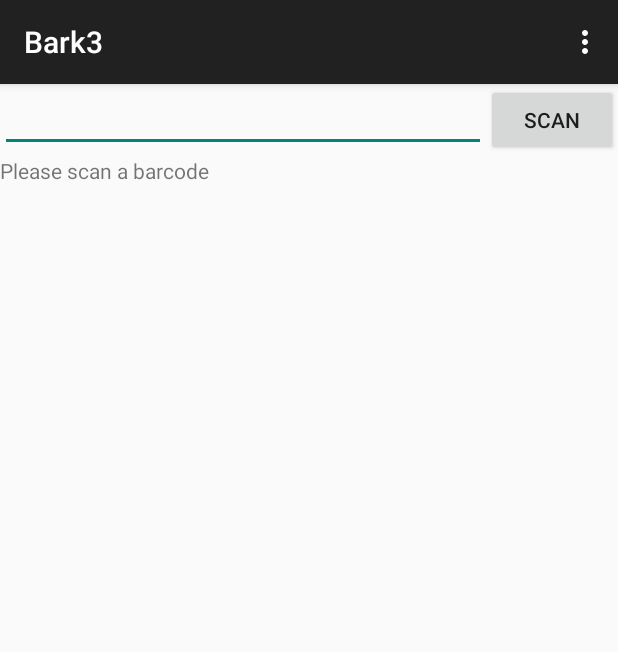
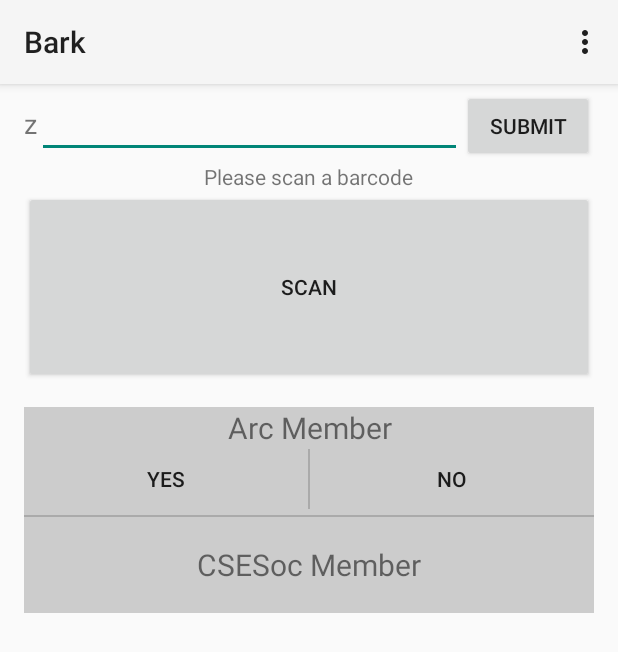
Before and after one commit to csesoc/bark-android, an Android app: the screen it shows after launch (MainActivity), on a phone screen of 412 x 824 dp. Shown: the top 652 px of the screen. Run offline under Robolectric (Android 15) with nearby library versions, the phone set to English and light mode, and no system bars.

Commit message:
now its better

```diff
--- a/Bark3/build.gradle
+++ b/Bark3/build.gradle
@@ -3,7 +3,7 @@ buildscript {
         mavenCentral()
     }
     dependencies {
-        classpath 'com.android.tools.build:gradle:0.6.+'
+        classpath 'com.android.tools.build:gradle:0.9.+'
     }
 }
 apply plugin: 'android'
--- a/Bark3/src/main/AndroidManifest.xml
+++ b/Bark3/src/main/AndroidManifest.xml
@@ -5,7 +5,7 @@
     android:versionName="1.0" >
 
     <uses-sdk
-        android:minSdkVersion="7"
+        android:minSdkVersion="11"
         android:targetSdkVersion="19" />
     <uses-permission android:name="android.permission.INTERNET" />
     <application
--- a/Bark3/src/main/res/layout/activity_main.xml
+++ b/Bark3/src/main/res/layout/activity_main.xml
@@ -8,47 +8,100 @@
     <LinearLayout
         android:orientation="vertical"
         android:layout_width="fill_parent"
-        android:layout_height="fill_parent">
-
+        android:layout_height="fill_parent"
+        android:paddingLeft="16dp"
+        android:paddingRight="16dp"
+        android:paddingBottom="4dp"
+        android:paddingTop="4dp" >
         <LinearLayout
             android:orientation="horizontal"
             android:layout_width="fill_parent"
             android:layout_height="wrap_content"
-            android:layout_gravity="center_horizontal|top">
+            android:layout_gravity="center_horizontal|top" >
 
+            <TextView
+                android:layout_width="wrap_content"
+                android:layout_height="wrap_content"
+                android:text="z"
+                android:textSize="18sp"/>
             <EditText
                 android:layout_width="fill_parent"
                 android:layout_height="wrap_content"
                 android:id="@+id/barcodeText"
-                android:layout_weight="1" />
+                android:layout_weight="1"
+                android:inputType="number"/>
+            <Button
+                android:id="@+id/submit_zid"
+                android:text="Submit"
+                android:layout_width="wrap_content"
+                android:layout_height="wrap_content"/>
 
 
 
 
-            <Button
-                android:layout_width="wrap_content"
-                android:layout_height="wrap_content"
-                android:text="Scan"
-                android:id="@+id/scanButton"
-                android:onClick="scanNow" />
+
         </LinearLayout>
-    <LinearLayout
-        android:orientation="horizontal"
-        android:layout_width="fill_parent"
-        android:layout_height="wrap_content"
-        android:layout_gravity="center_horizontal|top">
         <TextView
             android:layout_width="wrap_content"
             android:layout_height="wrap_content"
             android:text="Please scan a barcode"
             android:id="@+id/cseText"
             android:layout_gravity="center_horizontal|top" />
-    </LinearLayout>
+        <Button
+            android:layout_width="match_parent"
+            android:layout_height="128dp"
+            android:text="Scan"
+            android:id="@+id/scanButton"
+            android:onClick="scanNow"
+            android:layout_marginBottom="16dp"/>
+
+        <TextView
+            android:id="@+id/arc_text"
+            android:layout_width="match_parent"
+            android:layout_height="24dp"
+            android:text="Arc Member"
+            android:textSize="20sp"
+            android:background="@color/light_grey"
+            android:gravity="center"/>
+
+        <LinearLayout
+            android:id="@+id/arc_button_container"
+            android:layout_width="match_parent"
+            android:layout_height="wrap_content"
+            android:background="@color/light_grey" >
+            <Button
+                android:layout_width="0dp"
+                android:layout_weight="1"
+                android:layout_height="wrap_content"
+                android:text="Yes"
+                android:background="@android:color/transparent" />
+            <View
+                android:layout_width="1dp"
+                android:layout_height="match_parent"
+                android:background="#AAAAAA"
+                android:layout_marginTop="4dp"
+                android:layout_marginBottom="4dp"/>
+            <Button
+                android:layout_width="0dp"
+                android:layout_weight="1"
+                android:layout_height="wrap_content"
+                android:text="No"
+                android:background="@android:color/transparent" />
+        </LinearLayout>
 
         <View
-            android:layout_height="match_parent"
             android:layout_width="match_parent"
-            android:id="@+id/color_box"/>
+            android:layout_height="1dp"
+            android:background="#AAAAAA"/>
+
+        <TextView
+            android:id="@+id/csesoc_text"
+            android:layout_width="match_parent"
+            android:layout_height="64dp"
+            android:text="CSESoc Member"
+            android:textSize="20dp"
+            android:background="@color/light_grey"
+            android:gravity="center"/>
 
     </LinearLayout>
 
--- a/Bark3/src/main/res/values/colors.xml
+++ b/Bark3/src/main/res/values/colors.xml
@@ -26,4 +26,5 @@
   <color name="transparent">#00000000</color>
   <color name="viewfinder_laser">#ffcc0000</color> <!-- Android standard ICS color -->
   <color name="viewfinder_mask">#60000000</color>
+  <color name="light_grey">#FFCCCCCC</color>
 </resources>
--- a/Bark3/src/main/res/values/strings.xml
+++ b/Bark3/src/main/res/values/strings.xml
@@ -1,7 +1,7 @@
 <?xml version="1.0" encoding="utf-8"?>
 <resources>
 
-    <string name="app_name">Bark3</string>
+    <string name="app_name">Bark</string>
     <string name="hello_world">Hello world!</string>
     <string name="action_settings">Settings</string>
     <string name="app_picker_name">Applications</string>
--- a/Bark3/src/main/res/values/styles.xml
+++ b/Bark3/src/main/res/values/styles.xml
@@ -1,7 +1,7 @@
 <resources>
 
     <!-- Base application theme. -->
-    <style name="AppTheme" parent="Theme.AppCompat.Light.DarkActionBar">
+    <style name="AppTheme" parent="Theme.AppCompat.Light">
         <!-- Customize your theme here. -->
     </style>
       <style name="ResultButton" parent="@android:style/Widget.Holo.Button.Borderless.Small">
```
Also changed, not shown: Bark3/src/main/java/com/csesoc/bark3/MainActivity.java (+81 -31 lines), Bark3/src/main/java/com/csesoc/bark3/RetrieveSiteData.java (+40 -12 lines), gradle/wrapper/gradle-wrapper.properties, 2 other files.
